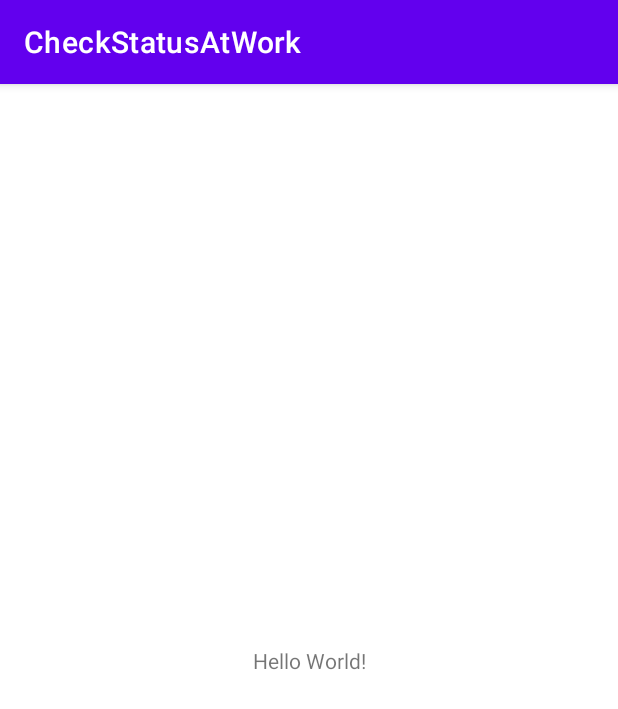
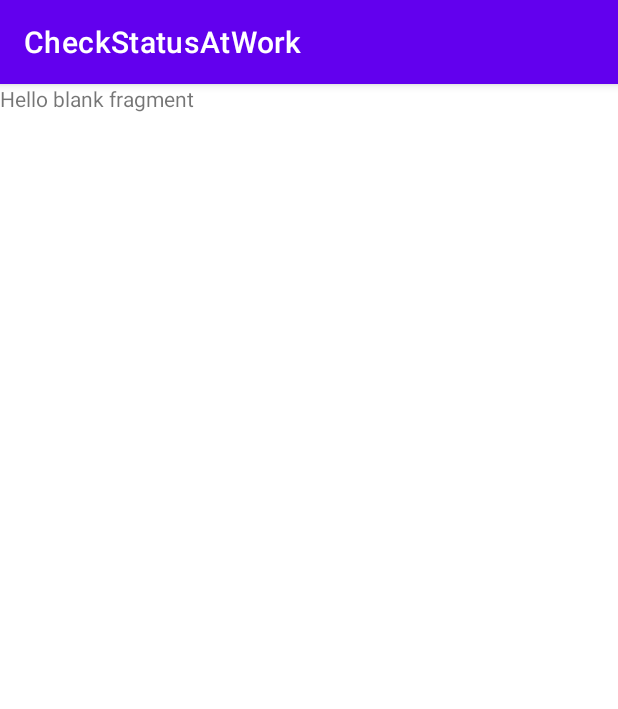
Before and after one commit to tsmoosavi/CheckStatusAtWork, an Android app: the screen it shows after launch (MainActivity), on a phone screen of 412 x 824 dp. Shown: the top 709 px of the screen. Run offline under Robolectric (Android 15) with nearby library versions, the phone set to English and light mode, and no system bars; our stand-ins replace data binding; 1 statement that could not run was skipped.

Commit message:
start KoinApplication in manifest

```diff
--- a/app/src/main/AndroidManifest.xml
+++ b/app/src/main/AndroidManifest.xml
@@ -4,6 +4,7 @@
 
     <application
         android:allowBackup="true"
+        android:name=".App"
         android:icon="@mipmap/ic_launcher"
         android:label="@string/app_name"
         android:roundIcon="@mipmap/ic_launcher_round"
--- a/app/src/main/java/com/example/checkstatusatwork/ui/MainActivity.kt
+++ b/app/src/main/java/com/example/checkstatusatwork/ui/MainActivity.kt
@@ -3,8 +3,11 @@ package com.example.checkstatusatwork.ui
 import androidx.appcompat.app.AppCompatActivity
 import android.os.Bundle
 import com.example.checkstatusatwork.R
+import com.example.checkstatusatwork.ui.register_page.RegistrationPageViewModel
+import org.koin.androidx.viewmodel.ext.android.viewModel
 
 class MainActivity : AppCompatActivity() {
+    val viewModel: RegistrationPageViewModel by viewModel()
     override fun onCreate(savedInstanceState: Bundle?) {
         super.onCreate(savedInstanceState)
         setContentView(R.layout.activity_main)
--- a/app/src/main/res/layout/activity_main.xml
+++ b/app/src/main/res/layout/activity_main.xml
@@ -6,13 +6,12 @@
     android:layout_height="match_parent"
     tools:context=".ui.MainActivity">
 
-    <TextView
-        android:layout_width="wrap_content"
-        android:layout_height="wrap_content"
-        android:text="Hello World!"
-        app:layout_constraintBottom_toBottomOf="parent"
-        app:layout_constraintLeft_toLeftOf="parent"
-        app:layout_constraintRight_toRightOf="parent"
-        app:layout_constraintTop_toTopOf="parent" />
+ <androidx.fragment.app.FragmentContainerView
+     android:id="@+id/homeFragment"
+     android:layout_width="match_parent"
+     android:layout_height="match_parent"
+     android:name="androidx.navigation.fragment.NavHostFragment"
+     app:defaultNavHost="true"
+     app:navGraph="@navigation/nav_graph"/>
 
 </androidx.constraintlayout.widget.ConstraintLayout>
--- /dev/null
+++ b/app/src/main/res/navigation/nav_graph.xml
@@ -0,0 +1,11 @@
+<?xml version="1.0" encoding="utf-8"?>
+<navigation xmlns:android="http://schemas.android.com/apk/res/android"
+    xmlns:app="http://schemas.android.com/apk/res-auto"
+    android:id="@+id/nav_graph"
+    app:startDestination="@id/registrationPageFragment">
+
+    <fragment
+        android:id="@+id/registrationPageFragment"
+        android:name="com.example.checkstatusatwork.ui.register_page.RegistrationPageFragment"
+        android:label="RegistrationPageFragment" />
+</navigation>
```
